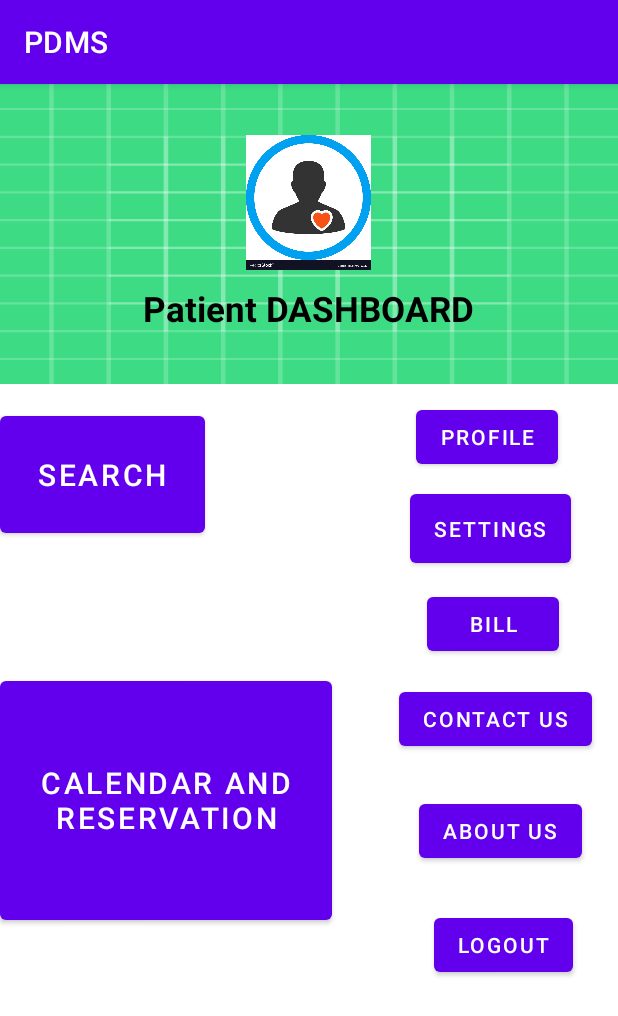
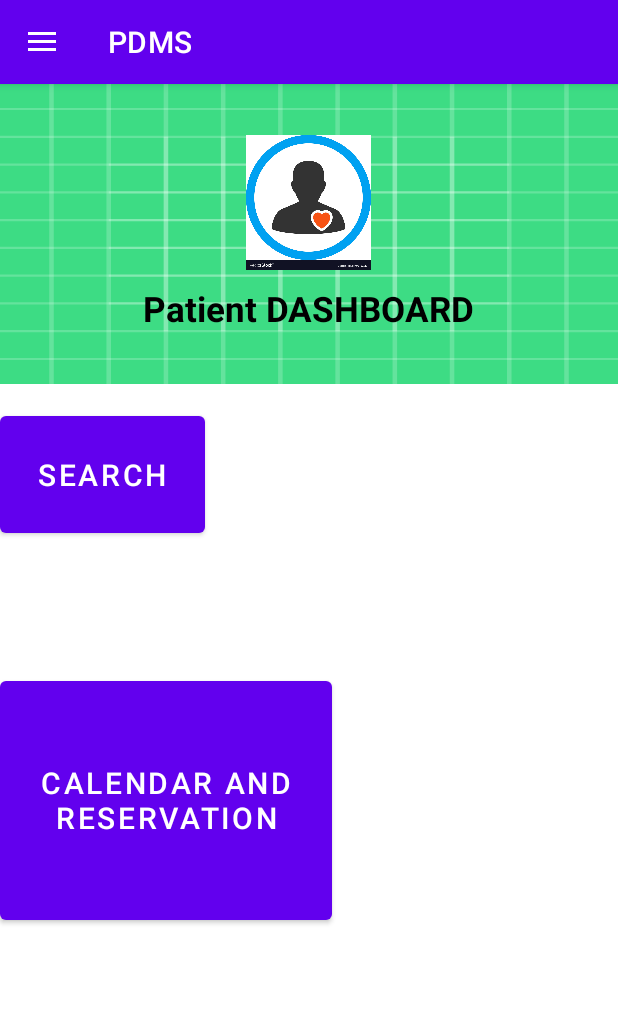
Before and after one commit to CSCI-152/Team8, an Android app: the PatientDashboard screen opened directly, with no data from a screen before it, on a phone screen of 412 x 824 dp. Shown: the top 1016 px of the screen. Run offline under Robolectric (Android 15) with nearby library versions, the phone set to English and light mode, and no system bars; our stand-ins replace Firebase (no records; nobody signed in at launch, a user with empty details on screens opened directly).

Commit message:
change Patient Dashboard
-make a menu bar for patient dashbaord

```diff
--- a/PDMS/app/src/main/AndroidManifest.xml
+++ b/PDMS/app/src/main/AndroidManifest.xml
@@ -9,7 +9,12 @@
         android:roundIcon="@mipmap/ic_launcher_round"
         android:supportsRtl="true"
         android:theme="@style/Theme.PDMS">
-        <activity android:name=".Patient_Profile"></activity>
+        <activity android:name=".Patient_Profile"
+          android:parentActivityName=".PatientDashboard"  >
+            <meta-data
+                android:name="android.support.PARENT_ACTIVITY"
+                android:value="com.example.pdms.PatientDashboard" />
+        </activity>
         <activity android:name=".Register" />
         <activity android:name=".Login">
             <intent-filter>
--- a/PDMS/app/src/main/java/com/example/pdms/PatientDashboard.java
+++ b/PDMS/app/src/main/java/com/example/pdms/PatientDashboard.java
@@ -1,53 +1,47 @@
 package com.example.pdms;
 
+import androidx.annotation.NonNull;
+import androidx.appcompat.app.ActionBarDrawerToggle;
 import androidx.appcompat.app.AppCompatActivity;
+import androidx.drawerlayout.widget.DrawerLayout;
 
 import android.content.Intent;
 import android.os.Bundle;
+import android.view.MenuItem;
 import android.view.View;
 import android.widget.Button;
 import android.widget.Toast;
 
+import com.google.android.material.navigation.NavigationView;
 import com.google.firebase.auth.FirebaseAuth;
 import com.google.firebase.auth.FirebaseUser;
 
-public class PatientDashboard extends AppCompatActivity {
-    Button btn_profile, btn_settings, btn_calendarandreservation,btn_search, btn_contact, btn_about, btn_bill, btn_logout;
+public class PatientDashboard extends AppCompatActivity implements NavigationView.OnNavigationItemSelectedListener {
+    Button btn_calendarandreservation,btn_search;
+    private DrawerLayout drawerLayout;
+    private ActionBarDrawerToggle drawerToggle;
+
     @Override
     protected void onCreate(Bundle savedInstanceState) {
         super.onCreate(savedInstanceState);
         setContentView(R.layout.activity_patient_dashboard);
-        btn_profile = (Button)findViewById(R.id.buttonPROFILE);
-        btn_settings = (Button)findViewById(R.id.buttonSETTINGS);
+
+        drawerLayout = findViewById(R.id.drawer_layout);
+        drawerToggle = new ActionBarDrawerToggle(PatientDashboard.this,drawerLayout,R.string.open,R.string.close);
+        drawerLayout.addDrawerListener(drawerToggle);
+        drawerToggle.syncState();
+        getSupportActionBar().setDisplayHomeAsUpEnabled(true);
+        NavigationView navigationView = (NavigationView) findViewById(R.id.navi_view);
+        navigationView.setNavigationItemSelectedListener(this);
+
+
         btn_calendarandreservation = (Button)findViewById(R.id.buttonCALENDARANDRESERVATION);
         btn_search = (Button)findViewById(R.id.buttonSEARCH);
-        btn_logout = (Button)findViewById(R.id.buttonLOGOUT);
-        btn_contact = (Button)findViewById(R.id.buttonCONTACTUS);
-        btn_about = (Button)findViewById(R.id.buttonABOUTUS);
-        btn_bill = (Button)findViewById(R.id.buttonBILL);
 
-        btn_bill.setOnClickListener(new View.OnClickListener() {
-            @Override
-            public void onClick(View v) {
-                Toast.makeText(PatientDashboard.this, "FIND BILL", Toast.LENGTH_SHORT).show();
-            }
-        });
-        btn_settings.setOnClickListener(new View.OnClickListener() {
-            @Override
-            public void onClick(View v) {
-                Toast.makeText(PatientDashboard.this, "GO TO SETTINGS", Toast.LENGTH_SHORT).show();
-            }
-        });
         btn_calendarandreservation.setOnClickListener(new View.OnClickListener() {
             @Override
             public void onClick(View v) {
                 Toast.makeText(PatientDashboard.this, "RESERVE APPOINTMENT", Toast.LENGTH_SHORT).show();
-            }
-        });
-        btn_contact.setOnClickListener(new View.OnClickListener() {
-            @Override
-            public void onClick(View v) {
-                Toast.makeText(PatientDashboard.this, "CONTACT US", Toast.LENGTH_SHORT).show();
             }
         });
         btn_search.setOnClickListener(new View.OnClickListener() {
@@ -56,29 +50,45 @@ public class PatientDashboard extends AppCompatActivity {
                 Toast.makeText(PatientDashboard.this, "GO TO SEARCH", Toast.LENGTH_SHORT).show();
             }
         });
-        btn_logout.setOnClickListener(new View.OnClickListener() {
-            @Override
-            public void onClick(View v) {
-                //Toast.makeText(PatientDashboard.this, "SIGN OUT", Toast.LENGTH_SHORT).show();
-                FirebaseAuth.getInstance().signOut();
-                Intent toLogin = new Intent(PatientDashboard.this, Login.class);
-                startActivity(toLogin);
-            }
-        });
-        btn_about.setOnClickListener(new View.OnClickListener() {
-            @Override
-            public void onClick(View v) {
-                Toast.makeText(PatientDashboard.this, "LEARN ABOUT US", Toast.LENGTH_SHORT).show();
-            }
-        });
-        btn_profile.setOnClickListener(new View.OnClickListener() {
-            @Override
-            public void onClick(View v) {
-                //Toast.makeText(PatientDashboard.this, "GO TO YOUR PROFILE", Toast.LENGTH_SHORT).show();
-                Intent toProfile = new Intent(PatientDashboard.this, Patient_Profile.class);
-                startActivity(toProfile);
-            }
-        });
 
     }
+
+    @Override
+    public boolean onOptionsItemSelected(@NonNull MenuItem item) {
+        if(drawerToggle.onOptionsItemSelected(item)){
+            return true;
+        }
+        return super.onOptionsItemSelected(item);
+    }
+
+    @Override
+    public boolean onNavigationItemSelected(@NonNull MenuItem item) {
+        int id = item.getItemId();
+
+        if(id == R.id.home){
+            Toast.makeText(this, "Home", Toast.LENGTH_SHORT).show();
+        }
+        if(id == R.id.bill){
+            Toast.makeText(this, "Bill", Toast.LENGTH_SHORT).show();
+        }
+        if(id == R.id.profile){
+            Intent toProfile = new Intent(this, Patient_Profile.class);
+            startActivity(toProfile);
+        }
+        if(id == R.id.setting){
+            Toast.makeText(this, "Setting", Toast.LENGTH_SHORT).show();
+        }
+        if(id == R.id.contactus){
+            Toast.makeText(this, "Contact Us", Toast.LENGTH_SHORT).show();
+        }
+        if(id == R.id.aboutus){
+            Toast.makeText(this, "About Us", Toast.LENGTH_SHORT).show();
+        }
+        if(id == R.id.logout){
+            FirebaseAuth.getInstance().signOut();
+            Intent logOut = new Intent(this, Login.class);
+            startActivity(logOut);
+        }
+        return false;
+    }
 }
--- a/PDMS/app/src/main/res/layout/activity_patient_dashboard.xml
+++ b/PDMS/app/src/main/res/layout/activity_patient_dashboard.xml
@@ -1,10 +1,12 @@
 <?xml version="1.0" encoding="utf-8"?>
-<RelativeLayout xmlns:android="http://schemas.android.com/apk/res/android"
+<androidx.drawerlayout.widget.DrawerLayout xmlns:android="http://schemas.android.com/apk/res/android"
     xmlns:app="http://schemas.android.com/apk/res-auto"
     xmlns:tools="http://schemas.android.com/tools"
     android:layout_width="match_parent"
     android:layout_height="match_parent"
+    android:id="@+id/drawer_layout"
     tools:context=".PatientDashboard">
+
     <ScrollView
         android:layout_width="fill_parent"
         android:layout_height="fill_parent"
@@ -49,86 +51,6 @@
 
                 </LinearLayout>
 
-
-
-                <Button
-                    android:id="@+id/buttonPROFILE"
-                    android:layout_width="wrap_content"
-                    android:layout_height="wrap_content"
-                    android:layout_alignParentTop="true"
-                    android:layout_alignParentRight="true"
-                    android:layout_marginTop="211dp"
-                    android:layout_marginRight="40dp"
-                    android:text="PROFILE"
-                    app:layout_constraintEnd_toEndOf="parent"
-                    app:layout_constraintHorizontal_bias="0.297"
-                    app:layout_constraintStart_toStartOf="parent" />
-
-                <Button
-                    android:id="@+id/buttonSETTINGS"
-                    android:layout_width="wrap_content"
-                    android:layout_height="58dp"
-                    android:layout_alignParentTop="true"
-                    android:layout_alignParentRight="true"
-                    android:layout_marginTop="267dp"
-                    android:layout_marginRight="31dp"
-                    android:text="SETTINGS"
-                    app:layout_constraintEnd_toEndOf="parent"
-                    app:layout_constraintHorizontal_bias="0.297"
-                    app:layout_constraintStart_toStartOf="parent" />
-
-                <Button
-                    android:id="@+id/buttonBILL"
-                    android:layout_width="wrap_content"
-                    android:layout_height="wrap_content"
-                    android:layout_alignParentTop="true"
-                    android:layout_alignParentRight="true"
-                    android:layout_marginTop="336dp"
-                    android:layout_marginRight="39dp"
-                    android:text="BILL"
-                    app:layout_constraintEnd_toEndOf="parent"
-                    app:layout_constraintHorizontal_bias="0.297"
-                    app:layout_constraintStart_toStartOf="parent" />
-
-                <Button
-                    android:id="@+id/buttonCONTACTUS"
-                    android:layout_width="wrap_content"
-                    android:layout_height="wrap_content"
-                    android:layout_alignParentTop="true"
-                    android:layout_alignParentRight="true"
-                    android:layout_marginTop="399dp"
-                    android:layout_marginRight="17dp"
-                    android:text="CONTACT US"
-                    app:layout_constraintEnd_toEndOf="parent"
-                    app:layout_constraintHorizontal_bias="0.297"
-                    app:layout_constraintStart_toStartOf="parent" />
-
-                <Button
-                    android:id="@+id/buttonABOUTUS"
-                    android:layout_width="wrap_content"
-                    android:layout_height="wrap_content"
-                    android:layout_alignParentTop="true"
-                    android:layout_alignParentRight="true"
-                    android:layout_marginTop="474dp"
-                    android:layout_marginRight="24dp"
-                    android:text="ABOUT US"
-                    app:layout_constraintEnd_toEndOf="parent"
-                    app:layout_constraintHorizontal_bias="0.297"
-                    app:layout_constraintStart_toStartOf="parent" />
-
-                <Button
-                    android:id="@+id/buttonLOGOUT"
-                    android:layout_width="wrap_content"
-                    android:layout_height="wrap_content"
-                    android:layout_alignParentTop="true"
-                    android:layout_alignParentRight="true"
-                    android:layout_marginTop="550dp"
-                    android:layout_marginRight="30dp"
-                    android:text="LOGOUT"
-                    app:layout_constraintEnd_toEndOf="parent"
-                    app:layout_constraintHorizontal_bias="0.297"
-                    app:layout_constraintStart_toStartOf="parent" />
-
                 <Button
                     android:id="@+id/buttonSEARCH"
                     android:layout_width="wrap_content"
@@ -153,4 +75,12 @@
             </RelativeLayout>
         </LinearLayout>
     </ScrollView>
-</RelativeLayout>
+    <com.google.android.material.navigation.NavigationView
+        android:layout_width="wrap_content"
+        android:layout_height="wrap_content"
+        android:id="@+id/navi_view"
+        app:menu="@menu/main_menu"
+        android:layout_gravity="start"
+        ></com.google.android.material.navigation.NavigationView>
+
+</androidx.drawerlayout.widget.DrawerLayout>
--- a/PDMS/app/src/main/res/menu/main_menu.xml
+++ b/PDMS/app/src/main/res/menu/main_menu.xml
@@ -5,6 +5,9 @@
         <item
             android:id="@+id/home"
             android:title="Home"/>
+        <item
+            android:id="@+id/bill"
+            android:title="Bill"/>
         <item
             android:id="@+id/profile"
             android:title="Profile"/>
--- a/PDMS/app/src/main/res/values/strings.xml
+++ b/PDMS/app/src/main/res/values/strings.xml
@@ -1,3 +1,5 @@
 <resources>
     <string name="app_name">PDMS</string>
+    <string name="open">Open</string>
+    <string name="close">Close</string>
 </resources>
```
